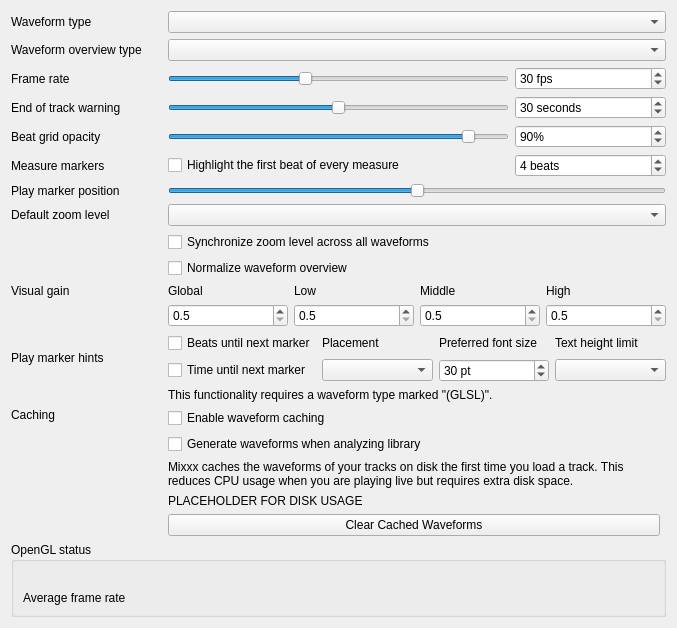
Before: the Qt Designer form src/preferences/dialog/dlgprefwaveformdlg.ui in jlabatut/mixxx, drawn with Qt 5.
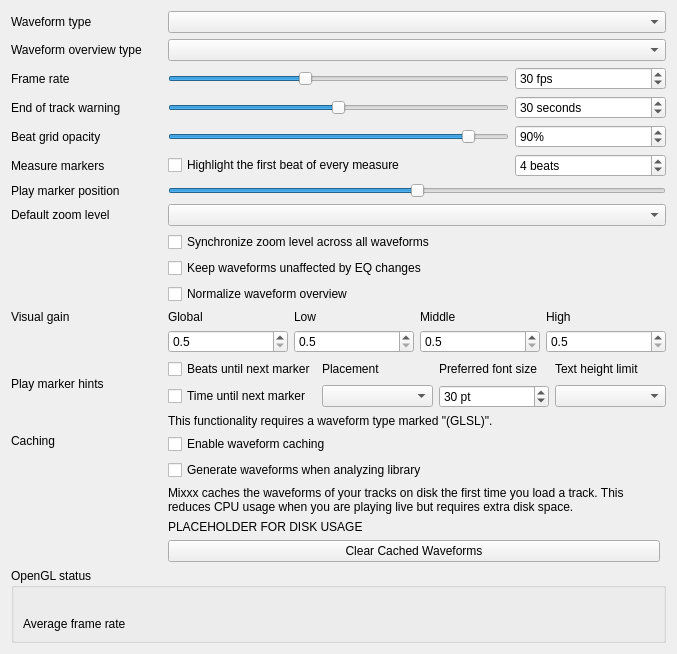
After: the same form once the commit is applied.

Commit message:
[feat] Keep waveforms unaffected by EQ changes
- Add a waveform preference, on by default, that stops the EQ knobs and
  kills from changing the waveforms, as in Rekordbox
- Visual gain settings still apply

What changed in the file:
```diff
--- a/src/preferences/dialog/dlgprefwaveformdlg.ui
+++ b/src/preferences/dialog/dlgprefwaveformdlg.ui
@@ -344,6 +344,17 @@
       </widget>
      </item>
 
+     <item row="9" column="1" colspan="3">
+      <widget class="QCheckBox" name="ignoreEqCheckBox">
+       <property name="toolTip">
+        <string>Keep the waveforms unchanged when turning the EQ knobs or using the EQ kill switches, as in Rekordbox.</string>
+       </property>
+       <property name="text">
+        <string>Keep waveforms unaffected by EQ changes</string>
+       </property>
+      </widget>
+     </item>
+
      <item row="10" column="1">
       <widget class="QCheckBox" name="normalizeOverviewCheckBox">
        <property name="text">
```
Left out of the diff: 1 changed line with no effect on the pictures. The commit also changes 6 other files.
